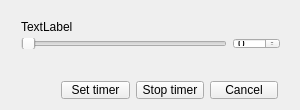
Old version of the form mainwindow.ui in the repository Granddave/Stretch-timer.
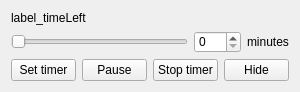
New version of the form.

Patch:
```diff
--- a/mainwindow.ui
+++ b/mainwindow.ui
@@ -10,11 +10,11 @@
     <x>0</x>
     <y>0</y>
     <width>300</width>
-    <height>110</height>
+    <height>92</height>
    </rect>
   </property>
   <property name="sizePolicy">
-   <sizepolicy hsizetype="Fixed" vsizetype="Fixed">
+   <sizepolicy hsizetype="Ignored" vsizetype="Ignored">
     <horstretch>0</horstretch>
     <verstretch>0</verstretch>
    </sizepolicy>
@@ -22,67 +22,21 @@
   <property name="minimumSize">
    <size>
     <width>300</width>
-    <height>110</height>
+    <height>92</height>
    </size>
   </property>
   <property name="maximumSize">
    <size>
     <width>300</width>
-    <height>110</height>
+    <height>92</height>
    </size>
   </property>
-  <property name="windowTitle">
-   <string>StretchTimer</string>
-  </property>
-  <property name="layoutDirection">
-   <enum>Qt::LeftToRight</enum>
-  </property>
-  <property name="autoFillBackground">
-   <bool>false</bool>
+  <property name="contextMenuPolicy">
+   <enum>Qt::NoContextMenu</enum>
   </property>
   <widget class="QWidget" name="centralWidget">
-   <widget class="QWidget" name="horizontalLayoutWidget">
-    <property name="geometry">
-     <rect>
-      <x>50</x>
-      <y>70</y>
-      <width>239</width>
-      <height>40</height>
-     </rect>
-    </property>
-    <layout class="QHBoxLayout" name="horizontalLayout">
-     <item>
-      <widget class="QPushButton" name="button_setTimer">
-       <property name="text">
-        <string>Set timer</string>
-       </property>
-      </widget>
-     </item>
-     <item>
-      <widget class="QPushButton" name="button_stopTimer">
-       <property name="text">
-        <string>Stop timer</string>
-       </property>
-      </widget>
-     </item>
-     <item>
-      <widget class="QPushButton" name="button_Cancel">
-       <property name="text">
-        <string>Cancel</string>
-       </property>
-      </widget>
-     </item>
-    </layout>
-   </widget>
-   <widget class="QWidget" name="gridLayoutWidget">
-    <property name="geometry">
-     <rect>
-      <x>10</x>
-      <y>10</y>
-      <width>281</width>
-      <height>50</height>
-     </rect>
-    </property>
+   <layout class="QGridLayout" name="gridLayout_2">
+    <item row="0" column="0">
     <layout class="QGridLayout" name="gridLayout">
      <item row="2" column="0">
       <widget class="QSlider" name="slider_interval">
@@ -97,6 +51,13 @@
        </property>
       </widget>
      </item>
+      <item row="0" column="0">
+       <widget class="QLabel" name="label_timeLeft">
+        <property name="text">
+         <string>label_timeLeft</string>
+        </property>
+       </widget>
+      </item>
      <item row="2" column="1">
       <widget class="QSpinBox" name="spinBox_Interval">
        <property name="maximum">
@@ -107,15 +68,60 @@
        </property>
       </widget>
      </item>
-     <item row="0" column="0">
-      <widget class="QLabel" name="label_timeLeft">
+      <item row="2" column="2">
+       <widget class="QLabel" name="label">
        <property name="text">
-        <string>TextLabel</string>
+         <string>minutes</string>
        </property>
       </widget>
      </item>
     </layout>
-   </widget>
+    </item>
+    <item row="1" column="0">
+     <layout class="QHBoxLayout" name="horizontalLayout">
+      <item>
+       <widget class="QPushButton" name="button_setTimer">
+        <property name="text">
+         <string>Set timer</string>
+        </property>
+        <property name="autoDefault">
+         <bool>true</bool>
+        </property>
+        <property name="default">
+         <bool>false</bool>
+        </property>
+       </widget>
+      </item>
+      <item>
+       <widget class="QPushButton" name="button_pause">
+        <property name="text">
+         <string>Pause</string>
+        </property>
+       </widget>
+      </item>
+      <item>
+       <widget class="QPushButton" name="button_stopTimer">
+        <property name="text">
+         <string>Stop timer</string>
+        </property>
+       </widget>
+      </item>
+      <item>
+       <widget class="QPushButton" name="button_hide">
+        <property name="text">
+         <string>Hide</string>
+        </property>
+        <property name="default">
+         <bool>false</bool>
+        </property>
+        <property name="flat">
+         <bool>false</bool>
+        </property>
+       </widget>
+      </item>
+     </layout>
+    </item>
+   </layout>
   </widget>
  </widget>
  <layoutdefault spacing="6" margin="11"/>
```
Left out of the diff: 11 changed lines with no effect on the pictures. Lines whose indentation alone changed are shown as unchanged.
